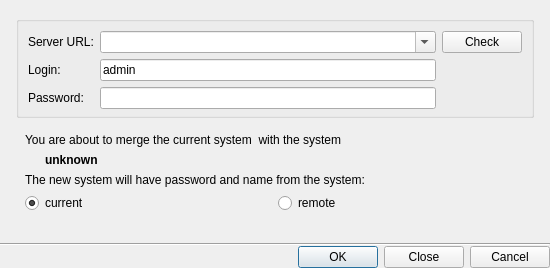
Above: client/libclient/src/ui/dialogs/merge_systems_dialog.ui from networkoptix/nx_open before the change. Below: the same form after it.
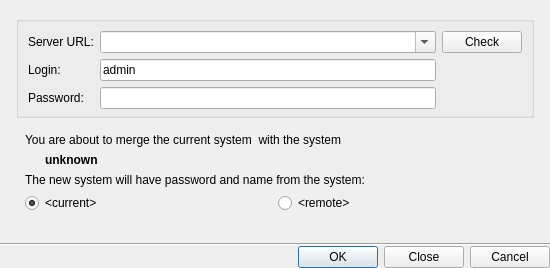
That is the form after the change. Custom widgets are drawn as their Qt base class.

The edit to the form file:
```diff
--- a/client/libclient/src/ui/dialogs/merge_systems_dialog.ui
+++ b/client/libclient/src/ui/dialogs/merge_systems_dialog.ui
@@ -173,7 +173,7 @@
             <item>
              <widget class="QRadioButton" name="currentSystemRadioButton">
               <property name="text">
-               <string notr="true">current</string>
+               <string notr="true">&lt;current&gt;</string>
               </property>
               <property name="checked">
                <bool>true</bool>
@@ -183,7 +183,7 @@
             <item>
              <widget class="QRadioButton" name="remoteSystemRadioButton">
               <property name="text">
-               <string notr="true">remote</string>
+               <string notr="true">&lt;remote&gt;</string>
               </property>
              </widget>
             </item>
```
